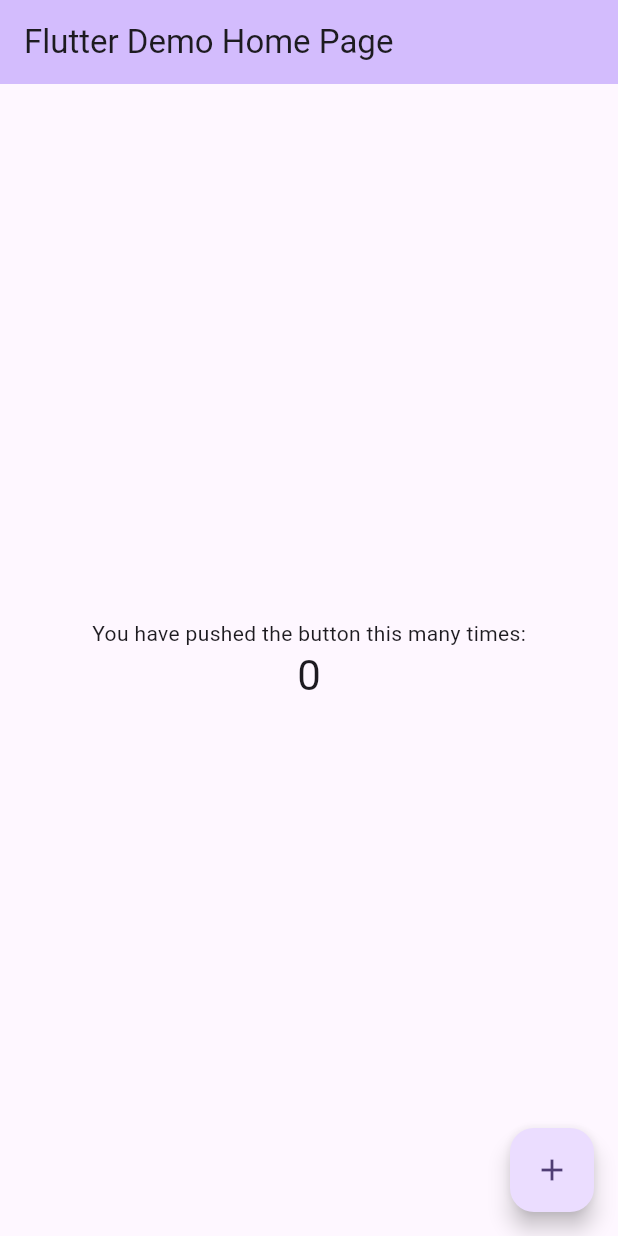
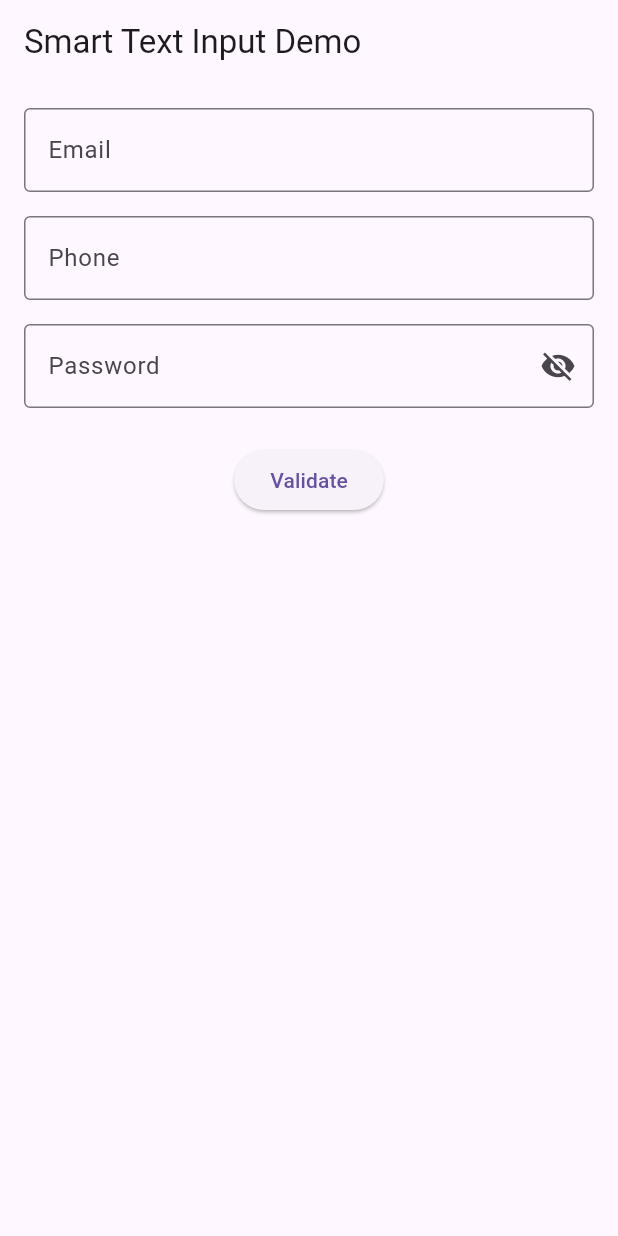
Before and after one commit to Excelsior-Technologies-Community/flutter_smart_text_input, a Flutter app: the screen it shows after launch, on a phone screen of 412 x 824 dp. Run offline on Flutter 3.47's test engine with Material 3 defaults, Android fonts, the phone set to English and light mode, and no system bars.

Commit message:
smart_text_input

```diff
--- /dev/null
+++ b/flutter_smart_text_input/analysis_options.yaml
@@ -0,0 +1,4 @@
+include: package:flutter_lints/flutter.yaml
+
+# Additional information about this file can be found at
+# https://dart.dev/guides/language/analysis-options
--- /dev/null
+++ b/flutter_smart_text_input/lib/smart_text_input.dart
@@ -0,0 +1,5 @@
+library smart_text_input;
+
+export 'src/smart_text_field.dart';
+export 'src/validators.dart';
+export 'src/input_types.dart';
--- /dev/null
+++ b/flutter_smart_text_input/lib/src/input_types.dart
@@ -0,0 +1,7 @@
+enum SmartInputType {
+  text,
+  email,
+  phone,
+  password,
+  username,
+}
--- /dev/null
+++ b/flutter_smart_text_input/lib/src/smart_text_field.dart
@@ -0,0 +1,69 @@
+import 'package:flutter/material.dart';
+import 'input_types.dart';
+import 'validators.dart';
+
+class SmartTextInput extends StatefulWidget {
+  final TextEditingController controller;
+  final String label;
+  final SmartInputType type;
+  final bool isRequired;
+  final int? minLength;
+
+  const SmartTextInput({
+    super.key,
+    required this.controller,
+    required this.label,
+    this.type = SmartInputType.text,
+    this.isRequired = false,
+    this.minLength,
+  });
+
+  @override
+  State<SmartTextInput> createState() => _SmartTextInputState();
+}
+
+class _SmartTextInputState extends State<SmartTextInput> {
+  bool _obscure = true;
+
+  String? _validator(String? value) {
+    if (widget.isRequired) {
+      final res = SmartValidators.required(value);
+      if (res != null) return res;
+    }
+
+    switch (widget.type) {
+      case SmartInputType.email:
+        return SmartValidators.email(value);
+      case SmartInputType.phone:
+        return SmartValidators.phone(value);
+      case SmartInputType.password:
+        return SmartValidators.minLength(value, widget.minLength ?? 6);
+      default:
+        return null;
+    }
+  }
+
+  @override
+  Widget build(BuildContext context) {
+    return TextFormField(
+      controller: widget.controller,
+      obscureText:
+      widget.type == SmartInputType.password ? _obscure : false,
+      validator: _validator,
+      decoration: InputDecoration(
+        labelText: widget.label,
+        border: const OutlineInputBorder(),
+        suffixIcon: widget.type == SmartInputType.password
+            ? IconButton(
+          icon: Icon(
+            _obscure ? Icons.visibility_off : Icons.visibility,
+          ),
+          onPressed: () {
+            setState(() => _obscure = !_obscure);
+          },
+        )
+            : null,
+      ),
+    );
+  }
+}
--- /dev/null
+++ b/flutter_smart_text_input/lib/src/validators.dart
@@ -0,0 +1,32 @@
+class SmartValidators {
+  static String? required(String? value) {
+    if (value == null || value.trim().isEmpty) {
+      return "This field is required";
+    }
+    return null;
+  }
+
+  static String? email(String? value) {
+    if (value == null || value.isEmpty) return null;
+    final regex = RegExp(r'^[\w\.-]+@[\w\.-]+\.\w+$');
+    if (!regex.hasMatch(value)) {
+      return "Invalid email address";
+    }
+    return null;
+  }
+
+  static String? phone(String? value) {
+    if (value == null || value.isEmpty) return null;
+    if (value.length != 10) {
+      return "Invalid phone number";
+    }
+    return null;
+  }
+
+  static String? minLength(String? value, int min) {
+    if (value != null && value.length < min) {
+      return "Minimum $min characters required";
+    }
+    return null;
+  }
+}
--- a/lib/main.dart
+++ b/lib/main.dart
@@ -1,4 +1,5 @@
 import 'package:flutter/material.dart';
+import 'smart_text_input.dart';
 
 void main() {
   runApp(const MyApp());
@@ -7,115 +8,82 @@ void main() {
 class MyApp extends StatelessWidget {
   const MyApp({super.key});
 
-  // This widget is the root of your application.
   @override
   Widget build(BuildContext context) {
-    return MaterialApp(
-      title: 'Flutter Demo',
-      theme: ThemeData(
-        // This is the theme of your application.
-        //
-        // TRY THIS: Try running your application with "flutter run". You'll see
-        // the application has a purple toolbar. Then, without quitting the app,
-        // try changing the seedColor in the colorScheme below to Colors.green
-        // and then invoke "hot reload" (save your changes or press the "hot
-        // reload" button in a Flutter-supported IDE, or press "r" if you used
-        // the command line to start the app).
-        //
-        // Notice that the counter didn't reset back to zero; the application
-        // state is not lost during the reload. To reset the state, use hot
-        // restart instead.
-        //
-        // This works for code too, not just values: Most code changes can be
-        // tested with just a hot reload.
-        colorScheme: .fromSeed(seedColor: Colors.deepPurple),
-      ),
-      home: const MyHomePage(title: 'Flutter Demo Home Page'),
+    return const MaterialApp(
+      debugShowCheckedModeBanner: false,
+      home: DemoPage(),
     );
   }
 }
 
-class MyHomePage extends StatefulWidget {
-  const MyHomePage({super.key, required this.title});
-
-  // This widget is the home page of your application. It is stateful, meaning
-  // that it has a State object (defined below) that contains fields that affect
-  // how it looks.
-
-  // This class is the configuration for the state. It holds the values (in this
-  // case the title) provided by the parent (in this case the App widget) and
-  // used by the build method of the State. Fields in a Widget subclass are
-  // always marked "final".
-
-  final String title;
+class DemoPage extends StatefulWidget {
+  const DemoPage({super.key});
 
   @override
-  State<MyHomePage> createState() => _MyHomePageState();
+  State<DemoPage> createState() => _DemoPageState();
 }
 
-class _MyHomePageState extends State<MyHomePage> {
-  int _counter = 0;
+class _DemoPageState extends State<DemoPage> {
+  final emailController = TextEditingController();
+  final phoneController = TextEditingController();
+  final passwordController = TextEditingController();
 
-  void _incrementCounter() {
-    setState(() {
-      // This call to setState tells the Flutter framework that something has
-      // changed in this State, which causes it to rerun the build method below
-      // so that the display can reflect the updated values. If we changed
-      // _counter without calling setState(), then the build method would not be
-      // called again, and so nothing would appear to happen.
-      _counter++;
-    });
-  }
+  final _formKey = GlobalKey<FormState>();
 
   @override
   Widget build(BuildContext context) {
-    // This method is rerun every time setState is called, for instance as done
-    // by the _incrementCounter method above.
-    //
-    // The Flutter framework has been optimized to make rerunning build methods
-    // fast, so that you can just rebuild anything that needs updating rather
-    // than having to individually change instances of widgets.
     return Scaffold(
       appBar: AppBar(
-        // TRY THIS: Try changing the color here to a specific color (to
-        // Colors.amber, perhaps?) and trigger a hot reload to see the AppBar
-        // change color while the other colors stay the same.
-        backgroundColor: Theme.of(context).colorScheme.inversePrimary,
-        // Here we take the value from the MyHomePage object that was created by
-        // the App.build method, and use it to set our appbar title.
-        title: Text(widget.title),
+        title: const Text("Smart Text Input Demo"),
       ),
-      body: Center(
-        // Center is a layout widget. It takes a single child and positions it
-        // in the middle of the parent.
-        child: Column(
-          // Column is also a layout widget. It takes a list of children and
-          // arranges them vertically. By default, it sizes itself to fit its
-          // children horizontally, and tries to be as tall as its parent.
-          //
-          // Column has various properties to control how it sizes itself and
-          // how it positions its children. Here we use mainAxisAlignment to
-          // center the children vertically; the main axis here is the vertical
-          // axis because Columns are vertical (the cross axis would be
-          // horizontal).
-          //
-          // TRY THIS: Invoke "debug painting" (choose the "Toggle Debug Paint"
-          // action in the IDE, or press "p" in the console), to see the
-          // wireframe for each widget.
-          mainAxisAlignment: .center,
-          children: [
-            const Text('You have pushed the button this many times:'),
-            Text(
-              '$_counter',
-              style: Theme.of(context).textTheme.headlineMedium,
-            ),
-          ],
+      body: Padding(
+        padding: const EdgeInsets.all(16),
+        child: Form(
+          key: _formKey,
+          child: Column(
+            children: [
+              SmartTextInput(
+                controller: emailController,
+                label: "Email",
+                type: SmartInputType.email,
+                isRequired: true,
+              ),
+
+              const SizedBox(height: 16),
+
+              SmartTextInput(
+                controller: phoneController,
+                label: "Phone",
+                type: SmartInputType.phone,
+                isRequired: true,
+              ),
+
+              const SizedBox(height: 16),
+
+              SmartTextInput(
+                controller: passwordController,
+                label: "Password",
+                type: SmartInputType.password,
+                minLength: 8,
+                isRequired: true,
+              ),
+
+              const SizedBox(height: 24),
+
+              ElevatedButton(
+                onPressed: () {
+                  if (_formKey.currentState!.validate()) {
+                    ScaffoldMessenger.of(context).showSnackBar(
+                      const SnackBar(content: Text("All inputs valid")),
+                    );
+                  }
+                },
+                child: const Text("Validate"),
+              ),
+            ],
+          ),
         ),
-      ),
-      floatingActionButton: FloatingActionButton(
-        onPressed: _incrementCounter,
-        tooltip: 'Increment',
-        child: const Icon(Icons.add),
       ),
     );
   }
--- /dev/null
+++ b/lib/smart_text_input.dart
@@ -0,0 +1,5 @@
+library smart_text_input;
+
+export 'src/smart_text_field.dart';
+export 'src/validators.dart';
+export 'src/input_types.dart';
--- /dev/null
+++ b/lib/src/input_types.dart
@@ -0,0 +1,7 @@
+enum SmartInputType {
+  text,
+  email,
+  phone,
+  password,
+  username,
+}
--- /dev/null
+++ b/lib/src/smart_text_field.dart
@@ -0,0 +1,69 @@
+import 'package:flutter/material.dart';
+import 'input_types.dart';
+import 'validators.dart';
+
+class SmartTextInput extends StatefulWidget {
+  final TextEditingController controller;
+  final String label;
+  final SmartInputType type;
+  final bool isRequired;
+  final int? minLength;
+
+  const SmartTextInput({
+    super.key,
+    required this.controller,
+    required this.label,
+    this.type = SmartInputType.text,
+    this.isRequired = false,
+    this.minLength,
+  });
+
+  @override
+  State<SmartTextInput> createState() => _SmartTextInputState();
+}
+
+class _SmartTextInputState extends State<SmartTextInput> {
+  bool _obscure = true;
+
+  String? _validator(String? value) {
+    if (widget.isRequired) {
+      final res = SmartValidators.required(value);
+      if (res != null) return res;
+    }
+
+    switch (widget.type) {
+      case SmartInputType.email:
+        return SmartValidators.email(value);
+      case SmartInputType.phone:
+        return SmartValidators.phone(value);
+      case SmartInputType.password:
+        return SmartValidators.minLength(value, widget.minLength ?? 6);
+      default:
+        return null;
+    }
+  }
+
+  @override
+  Widget build(BuildContext context) {
+    return TextFormField(
+      controller: widget.controller,
+      obscureText:
+      widget.type == SmartInputType.password ? _obscure : false,
+      validator: _validator,
+      decoration: InputDecoration(
+        labelText: widget.label,
+        border: const OutlineInputBorder(),
+        suffixIcon: widget.type == SmartInputType.password
+            ? IconButton(
+          icon: Icon(
+            _obscure ? Icons.visibility_off : Icons.visibility,
+          ),
+          onPressed: () {
+            setState(() => _obscure = !_obscure);
+          },
+        )
+            : null,
+      ),
+    );
+  }
+}
--- /dev/null
+++ b/lib/src/validators.dart
@@ -0,0 +1,32 @@
+class SmartValidators {
+  static String? required(String? value) {
+    if (value == null || value.trim().isEmpty) {
+      return "This field is required";
+    }
+    return null;
+  }
+
+  static String? email(String? value) {
+    if (value == null || value.isEmpty) return null;
+    final regex = RegExp(r'^[\w\.-]+@[\w\.-]+\.\w+$');
+    if (!regex.hasMatch(value)) {
+      return "Invalid email address";
+    }
+    return null;
+  }
+
+  static String? phone(String? value) {
+    if (value == null || value.isEmpty) return null;
+    if (value.length != 10) {
+      return "Invalid phone number";
+    }
+    return null;
+  }
+
+  static String? minLength(String? value, int min) {
+    if (value != null && value.length < min) {
+      return "Minimum $min characters required";
+    }
+    return null;
+  }
+}
```
Also changed, not shown: flutter_smart_text_input/pubspec.yaml (added, +54 -0 lines), pubspec.yaml (+4 -75 lines), pubspec.lock, 6 other files.
